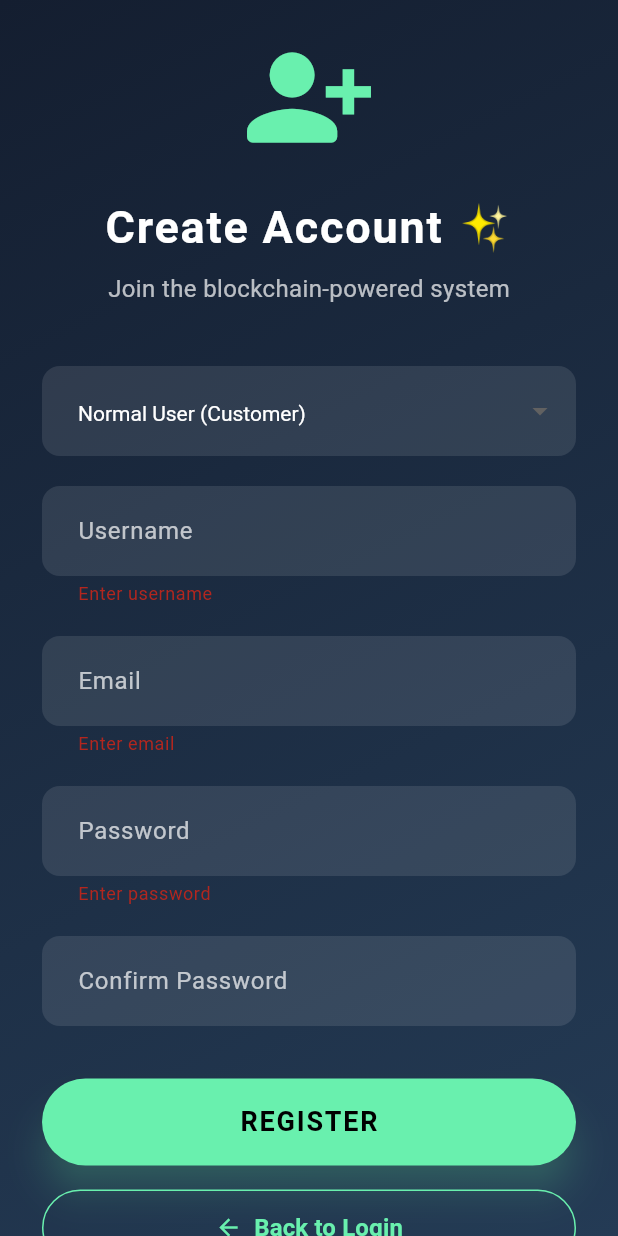
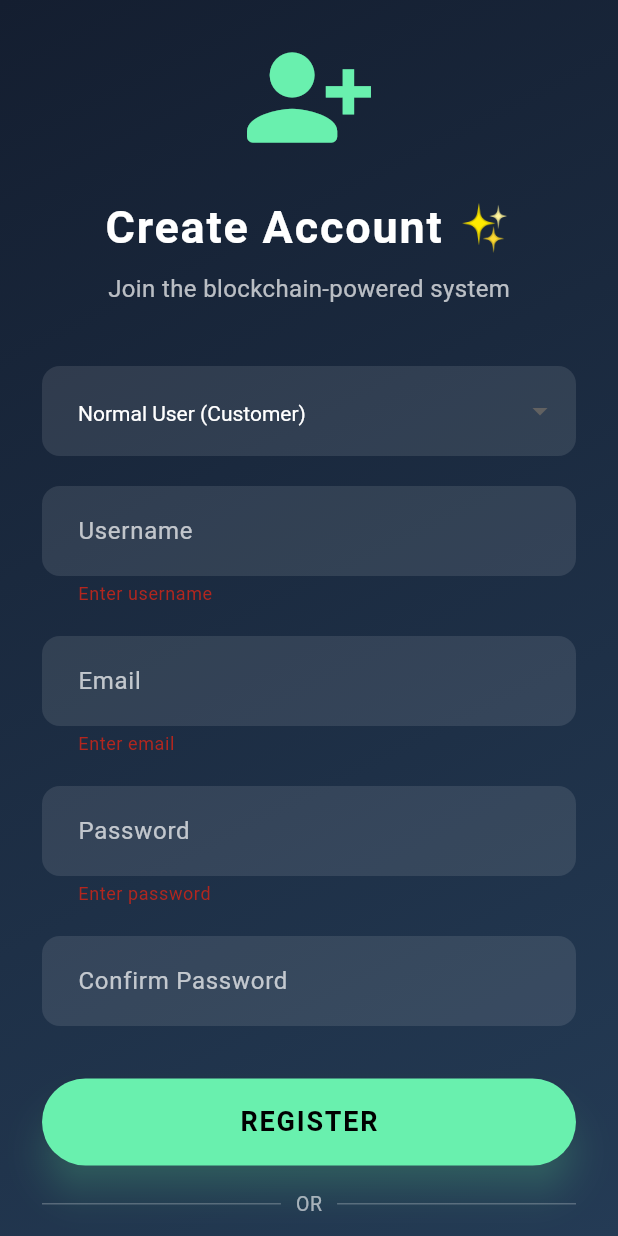
Before and after one commit to VinhLam2606/Fruit-traceability, a Flutter app: the RegisterPage screen opened by its route, after a tap on "REGISTER", on a phone screen of 412 x 824 dp. Run offline on Flutter 3.47's test engine with Material 3 defaults, Android fonts, the phone set to English and light mode, and no system bars; our stand-ins replace barcode_widget, bloc, cloud_firestore, firebase_auth, firebase_core, flutter_bloc and 4 more; missing offline and left inert: hd_wallet_kit, mobile_scanner, web3dart; accounts and stored records are empty; network calls fail.

Commit message:
Fix register account firebase+blockchain

```diff
--- a/lib/auth/ui/register_page.dart
+++ b/lib/auth/ui/register_page.dart
@@ -3,6 +3,7 @@
 import 'dart:convert';
 
 import 'package:cloud_firestore/cloud_firestore.dart' hide Transaction;
+import 'package:firebase_auth/firebase_auth.dart';
 import 'package:flutter/gestures.dart';
 import 'package:flutter/material.dart';
 import 'package:flutter/services.dart' show rootBundle;
@@ -93,7 +94,7 @@ class _RegisterPageState extends State<RegisterPage> {
 
   Future<void> initGanacheAdmin() async {
     const mnemonic =
-        "pave price banana physical legend soap road satisfy animal bench edge stem";
+        "impact sport page dice power fury simple pig sibling gate tiny gossip";
 
     try {
       final ganacheAccounts = await getGanacheAccounts();
@@ -270,16 +271,31 @@ class _RegisterPageState extends State<RegisterPage> {
     final username = usernameController.text.trim();
 
     try {
+      // 🧩 Step 1 — Check blockchain availability
       if (!await _isBlockchainAvailable()) {
         throw Exception("Không thể kết nối đến Ganache.");
       }
 
+      // 🧩 Step 2 — Register user in Firebase first
+      print("🔥 Registering Firebase account for $email...");
+      final userCred = await authService.value.createAccount(
+        email: email,
+        password: password,
+      );
+
+      print("✅ Firebase user created → ${userCred.user!.uid}");
+
+      // 🧩 Step 3 — Derive Ethereum credentials
       print("DEBUG private key: $providedPrivateKey");
 
       final credentials = EthPrivateKey.fromHex(providedPrivateKey);
       final walletAddress = EthereumAddress.fromHex(providedAddress);
-      print("🔎 Registering for $username ($accountType)...");
 
+      print(
+        "🔎 Preparing blockchain registration for $username ($accountType)...",
+      );
+
+      // 🧩 Step 4 — Check if wallet already registered on blockchain
       final alreadyExists = await _isUserAlreadyRegistered(walletAddress);
       if (alreadyExists) {
         throw Exception(
@@ -287,6 +303,7 @@ class _RegisterPageState extends State<RegisterPage> {
         );
       }
 
+      // 🧩 Step 5 — Register user on blockchain
       final regTx = await _registerOnBlockchain(
         username,
         email,
@@ -299,15 +316,11 @@ class _RegisterPageState extends State<RegisterPage> {
       if (accountType == "organization") {
         final orgTx = await _addOrganization("${username}_org", credentials);
         await _waitForTx(orgTx);
-        print("✅ Created organization for $username (role=Manufacturer)");
+        print("🏢 Created organization for $username (role=Manufacturer)");
         roleToSave = "Manufacturer";
       }
 
-      final userCred = await authService.value.createAccount(
-        email: email,
-        password: password,
-      );
-
+      // 🧩 Step 6 — Save full user info in Firestore
       await FirebaseFirestore.instance
           .collection("users")
           .doc(userCred.user!.uid)
@@ -324,19 +337,37 @@ class _RegisterPageState extends State<RegisterPage> {
             "createdAt": FieldValue.serverTimestamp(),
           });
 
-      print("🎉 Registration successful (role=$roleToSave)");
+      print("🎉 Registration successful (Firebase + Blockchain)");
+
       if (mounted) {
         ScaffoldMessenger.of(context).showSnackBar(
-          SnackBar(content: Text("✅ Đăng ký $roleToSave thành công!")),
+          SnackBar(
+            content: Text("✅ Đăng ký $roleToSave thành công!"),
+            duration: const Duration(seconds: 1),
+          ),
         );
+
+        await Future.delayed(const Duration(seconds: 1));
+
+        widget.onTap?.call();
       }
+    } on FirebaseAuthException catch (e) {
+      setState(() => errorMessage = e.message ?? "Firebase Auth error");
+      print("❌ FirebaseAuthException: $errorMessage");
+      ScaffoldMessenger.of(
+        context,
+      ).showSnackBar(SnackBar(content: Text("❌ Lỗi Firebase: $errorMessage")));
     } catch (e) {
       setState(() => errorMessage = e.toString());
       print("❌ Lỗi đăng ký: $errorMessage");
-      if (mounted) {
-        ScaffoldMessenger.of(
-          context,
-        ).showSnackBar(SnackBar(content: Text("❌ Lỗi đăng ký: $errorMessage")));
+      ScaffoldMessenger.of(
+        context,
+      ).showSnackBar(SnackBar(content: Text("❌ Lỗi đăng ký: $errorMessage")));
+
+      final currentUser = FirebaseAuth.instance.currentUser;
+      if (currentUser != null) {
+        await currentUser.delete();
+        print("🧹 Firebase user deleted due to blockchain failure.");
       }
     } finally {
       if (mounted) setState(() => _isLoading = false);
@@ -494,34 +525,7 @@ class _RegisterPageState extends State<RegisterPage> {
                     ),
                     const SizedBox(height: 16),
 
-                    // 🔙 Back to Login button
-                    SizedBox(
-                      width: double.infinity,
-                      child: OutlinedButton.icon(
-                        onPressed: widget.onTap,
-                        icon: const Icon(
-                          Icons.arrow_back,
-                          color: Colors.greenAccent,
-                        ),
-                        label: const Text(
-                          "Back to Login",
-                          style: TextStyle(
-                            color: Colors.greenAccent,
-                            fontSize: 16,
-                            fontWeight: FontWeight.w600,
-                          ),
-                        ),
-                        style: OutlinedButton.styleFrom(
-                          side: const BorderSide(color: Colors.greenAccent),
-                          padding: const EdgeInsets.symmetric(vertical: 14),
-                          shape: RoundedRectangleBorder(
-                            borderRadius: BorderRadius.circular(30),
-                          ),
-                        ),
-                      ),
-                    ),
 
-                    const SizedBox(height: 25),
 
                     Row(
                       children: const [
```
